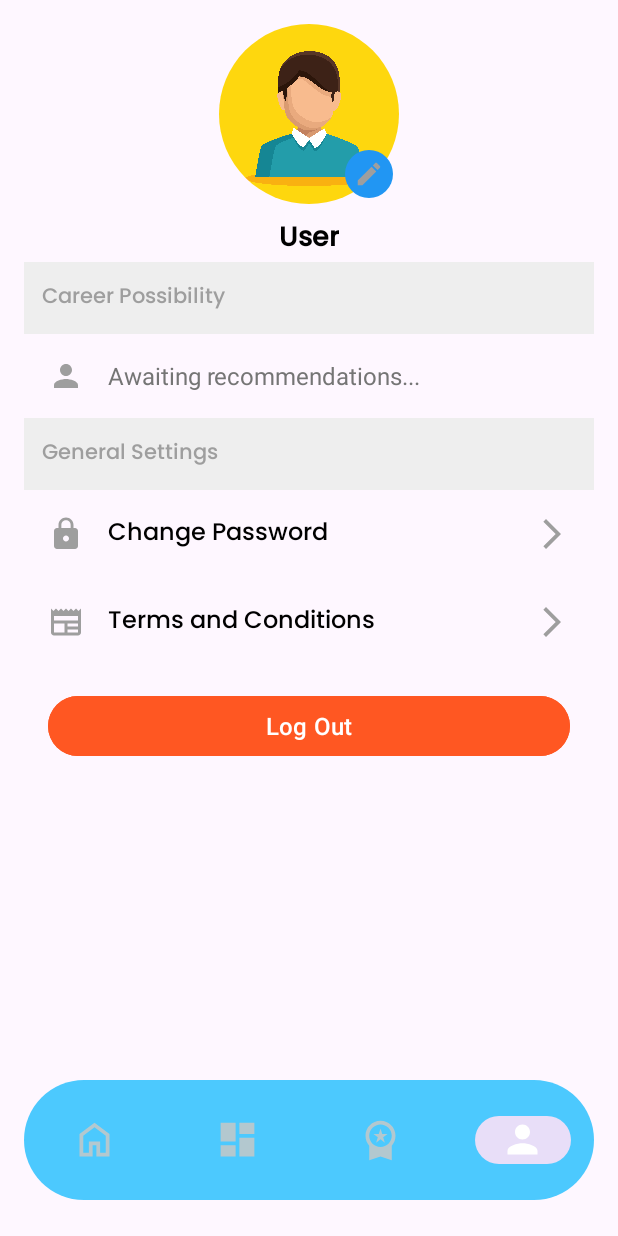
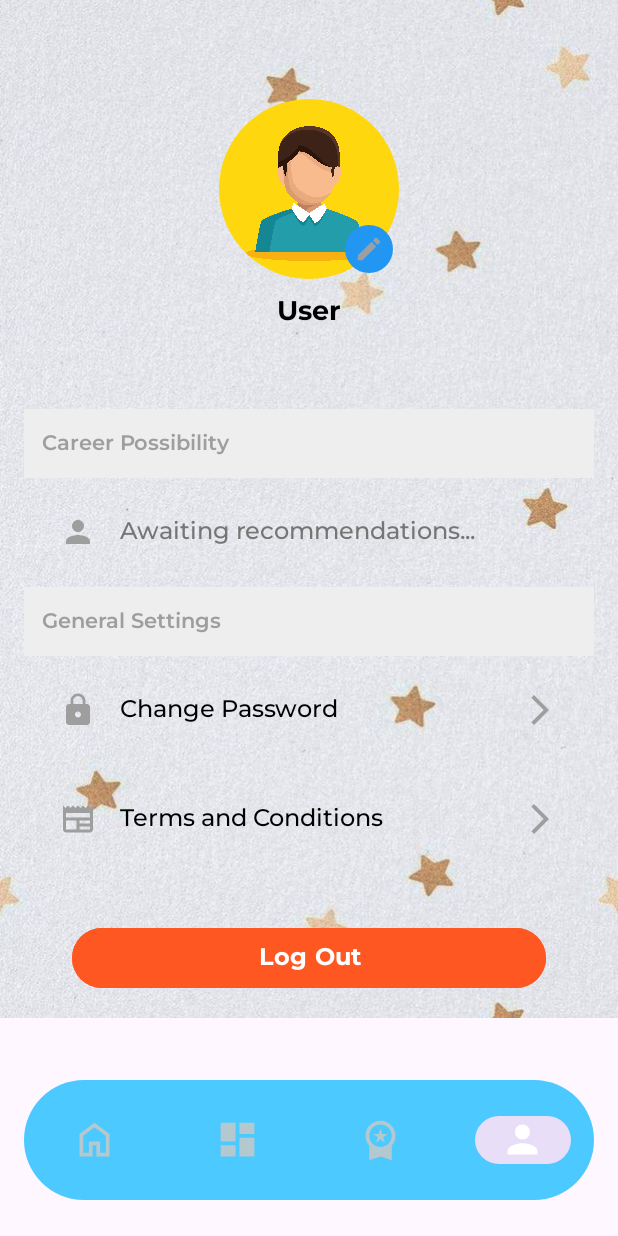
Before and after one commit to CaQu-C242-PS046/Caqu-App, an Android app: the ProfileFragment screen opened through its navigation route, on a phone screen of 412 x 824 dp. Run offline under Robolectric (Android 15) with nearby library versions, the light colour scheme and no system bars; our stand-ins replace CircleImageView, navigation-ui; 1 statement that could not run was skipped.

Commit message:
refine ui

```diff
--- a/app/src/main/res/layout/activity_quiz_question.xml
+++ b/app/src/main/res/layout/activity_quiz_question.xml
@@ -17,6 +17,7 @@
             tools:text="Question 7/20"
             android:textSize="18sp"
             android:textStyle="bold"
+            android:fontFamily="@font/montserratmedium"
             android:layout_centerVertical="true"
             android:id="@+id/question_indicator_textview" />
 
@@ -57,7 +58,8 @@
                 android:textSize="20sp"
                 android:textStyle="bold"
                 android:padding="8dp"
-                android:background="@drawable/rounded_card_background"
+                android:fontFamily="@font/montserratsemibold"
+                android:background="@drawable/rounded_card_allround"
                 android:backgroundTint="@color/third_prime"
                 android:textColor="@color/white"
                 android:gravity="center"
--- a/app/src/main/res/layout/article_detail.xml
+++ b/app/src/main/res/layout/article_detail.xml
@@ -23,6 +23,7 @@
                 android:layout_height="wrap_content"
                 android:layout_gravity="center"
                 android:text="@string/article_detail"
+                android:fontFamily="@font/montserratbold"
                 android:textAppearance="@style/TextAppearance.AppCompat.Widget.ActionBar.Title"
                 android:textColor="@color/black"
                 android:textStyle="bold" />
@@ -42,6 +43,7 @@
             android:textSize="20sp"
             android:textStyle="bold"
             android:textColor="@color/black"
+            android:fontFamily="@font/montserratbold"
             app:layout_constraintTop_toTopOf="parent"
             app:layout_constraintStart_toStartOf="parent"
             app:layout_constraintEnd_toEndOf="parent"
@@ -53,6 +55,7 @@
             android:layout_height="wrap_content"
             android:text="@string/author"
             android:textSize="12sp"
+            android:fontFamily="@font/montserratmedium"
             android:textColor="@color/black"
             app:layout_constraintTop_toBottomOf="@id/article_title"
             app:layout_constraintStart_toStartOf="parent"
@@ -64,6 +67,7 @@
             android:layout_width="wrap_content"
             android:layout_height="wrap_content"
             android:text="@string/date"
+            android:fontFamily="@font/montserratmedium"
             android:textSize="12sp"
             android:textColor="@color/black"
             app:layout_constraintTop_toBottomOf="@id/article_writer"
--- a/app/src/main/res/layout/fragment_home.xml
+++ b/app/src/main/res/layout/fragment_home.xml
@@ -139,7 +139,7 @@
                         android:text="@string/this_is_the_content_of_the_subtitle_section"
                         android:textColor="#6A6A6A"
                         android:textSize="14sp"
-                        android:fontFamily="@font/regular" />
+                        android:fontFamily="@font/montserratmedium" />
                 </LinearLayout>
             </androidx.constraintlayout.widget.ConstraintLayout>
 
@@ -150,7 +150,7 @@
                 android:layout_height="wrap_content"
                 android:backgroundTint="#4280EF"
                 android:text="@string/cari_rekomendasi_mu"
-                android:fontFamily="@font/montserratsemibold"
+                android:fontFamily="@font/montserratmedium"
                 android:textColor="#FFFFFF"
                 android:textSize="30sp"
                 app:layout_constraintTop_toBottomOf="@id/subtitle_section"
--- a/app/src/main/res/layout/fragment_profile.xml
+++ b/app/src/main/res/layout/fragment_profile.xml
@@ -5,6 +5,7 @@
     android:layout_width="match_parent"
     android:layout_height="wrap_content"
     android:padding="16dp"
+    android:background="@drawable/profile_background_white"
     tools:context="com.budi.caquapplicaton.ui.profile.ProfileFragment">
 
     <!-- Profile Section -->
@@ -12,6 +13,7 @@
         android:id="@+id/profile_picture_container"
         android:layout_width="120dp"
         android:layout_height="120dp"
+        android:layout_marginTop="50dp"
         app:layout_constraintTop_toTopOf="parent"
         app:layout_constraintStart_toStartOf="parent"
         app:layout_constraintEnd_toEndOf="parent">
@@ -44,7 +46,7 @@
         android:layout_height="wrap_content"
         android:layout_marginTop="8dp"
         android:text="Username"
-        android:fontFamily="@font/poppinsmedium"
+        android:fontFamily="@font/montserratbold"
         android:textColor="#000000"
         android:textSize="18sp"
         android:textStyle="bold"
@@ -59,10 +61,11 @@
         android:layout_height="wrap_content"
         android:background="#EEEEEE"
         android:padding="12dp"
-        android:fontFamily="@font/poppinsmedium"
+        android:fontFamily="@font/montserratsemibold"
         android:text="@string/carerposibillity"
         android:textColor="#9E9E9E"
         android:textSize="14sp"
+        android:layout_marginTop="50dp"
         app:layout_constraintTop_toBottomOf="@id/tvProfileName"
         app:layout_constraintStart_toStartOf="parent"
         app:layout_constraintEnd_toEndOf="parent" />
@@ -73,7 +76,7 @@
         android:layout_width="0dp"
         android:layout_height="wrap_content"
         android:orientation="horizontal"
-        android:padding="16dp"
+        android:padding="24dp"
         android:gravity="center_vertical"
         app:layout_constraintTop_toBottomOf="@id/tvStatsHeader"
         app:layout_constraintStart_toStartOf="parent"
@@ -92,6 +95,7 @@
             android:layout_height="wrap_content"
             android:layout_marginStart="16dp"
             android:text="Awaiting recommendations..."
+            android:fontFamily="@font/montserratmedium"
             android:textColor="#757575"
             android:textSize="16sp" />
     </LinearLayout>
@@ -104,7 +108,7 @@
         android:background="#EEEEEE"
         android:padding="12dp"
         android:text="@string/general_settings"
-        android:fontFamily="@font/poppinsmedium"
+        android:fontFamily="@font/montserratsemibold"
         android:textColor="#9E9E9E"
         android:textSize="14sp"
         app:layout_constraintTop_toBottomOf="@id/statsSection"
@@ -117,7 +121,7 @@
         android:layout_width="0dp"
         android:layout_height="wrap_content"
         android:orientation="horizontal"
-        android:padding="16dp"
+        android:padding="24dp"
         android:gravity="center_vertical"
         app:layout_constraintTop_toBottomOf="@id/tvGeneralSettingsHeader"
         app:layout_constraintStart_toStartOf="parent"
@@ -138,7 +142,7 @@
             android:layout_weight="1"
             android:text="@string/change_password"
             android:textColor="#000000"
-            android:fontFamily="@font/poppinsmedium"
+            android:fontFamily="@font/montserratmedium"
             android:textSize="16sp" />
 
         <ImageView
@@ -154,7 +158,7 @@
         android:layout_width="0dp"
         android:layout_height="wrap_content"
         android:orientation="horizontal"
-        android:padding="16dp"
+        android:padding="24dp"
         android:gravity="center_vertical"
         app:layout_constraintTop_toBottomOf="@id/changePasswordSection"
         app:layout_constraintStart_toStartOf="parent"
@@ -175,7 +179,7 @@
             android:layout_weight="1"
             android:text="@string/terms_and_conditions"
             android:textColor="#000000"
-            android:fontFamily="@font/poppinsmedium"
+            android:fontFamily="@font/montserratmedium"
             android:textSize="16sp" />
 
         <ImageView
@@ -190,11 +194,12 @@
         android:id="@+id/btnLogOut"
         android:layout_width="0dp"
         android:layout_height="wrap_content"
-        android:layout_margin="16dp"
+        android:layout_margin="32dp"
         android:backgroundTint="#FF5722"
         android:text="Log Out"
         android:textColor="#FFFFFF"
         android:textSize="16sp"
+        android:fontFamily="@font/montserratbold"
         app:layout_constraintTop_toBottomOf="@id/termsSection"
         app:layout_constraintStart_toStartOf="parent"
         app:layout_constraintEnd_toEndOf="parent" />
--- a/app/src/main/res/layout/terms_and_condition.xml
+++ b/app/src/main/res/layout/terms_and_condition.xml
@@ -28,7 +28,7 @@
             android:layout_height="wrap_content"
             android:layout_weight="1"
             android:text="Terms &amp; Condition"
-            android:fontFamily="@font/poppinsmedium"
+            android:fontFamily="@font/montserratmedium"
             android:gravity="center"
             android:textSize="18sp"
             android:textStyle="bold"
@@ -55,7 +55,7 @@
                 android:layout_height="wrap_content"
                 android:text="@string/terms_and_conditions_fill"
                 android:textSize="14sp"
-                android:fontFamily="@font/poppinsmedium"
+                android:fontFamily="@font/montserratmedium"
                 android:lineSpacingExtra="4dp"
                 android:textColor="#FFFFFF" />
 
```
Also changed, not shown: app/src/main/res/drawable/rounded_card_allround.xml (added, +9 -0 lines), app/src/main/res/drawable/rounded_card_left.xml (added, +9 -0 lines), app/src/main/res/layout/activity_change_password.xml (+16 -11 lines), app/src/main/res/layout/activity_reset_password.xml (+9 -5 lines), app/src/main/res/layout/login_page.xml (+6 -6 lines), app/src/main/res/values/strings.xml (+26 -25 lines), app/src/main/res/drawable/profile_background.jpeg (added), app/src/main/res/drawable/profile_background_white.jpeg (added), 1 other file.
